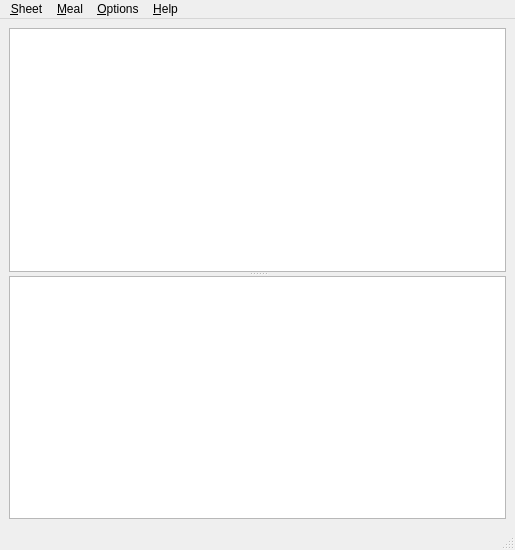
The window that src/sheetwindow.ui (amellberg/sheetmeal) describes before a commit, drawn with Qt 5.
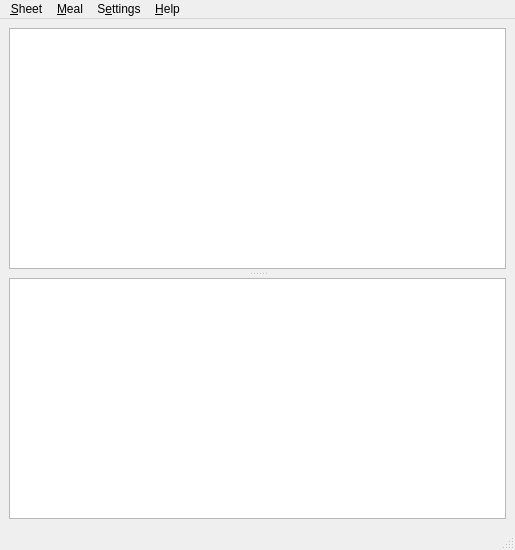
The same window after the commit. Custom widgets are drawn as their Qt base class.

Commit message: Rename Options to Settings and add toolbar setting

Patch:
```diff
--- a/src/sheetwindow.ui
+++ b/src/sheetwindow.ui
@@ -20,6 +20,9 @@
       <property name="orientation">
        <enum>Qt::Vertical</enum>
       </property>
+      <property name="handleWidth">
+       <number>9</number>
+      </property>
       <widget class="MealTable" name="mealTable"/>
       <widget class="TotalsTable" name="totalsTable"/>
      </widget>
@@ -73,7 +76,7 @@
    </widget>
    <widget class="QMenu" name="optionsMenu">
     <property name="title">
-     <string>&amp;Options</string>
+     <string>S&amp;ettings</string>
     </property>
     <addaction name="rememberSheetAction"/>
    </widget>
```
Left out of the diff: 34 changed lines with no effect on the pictures.
